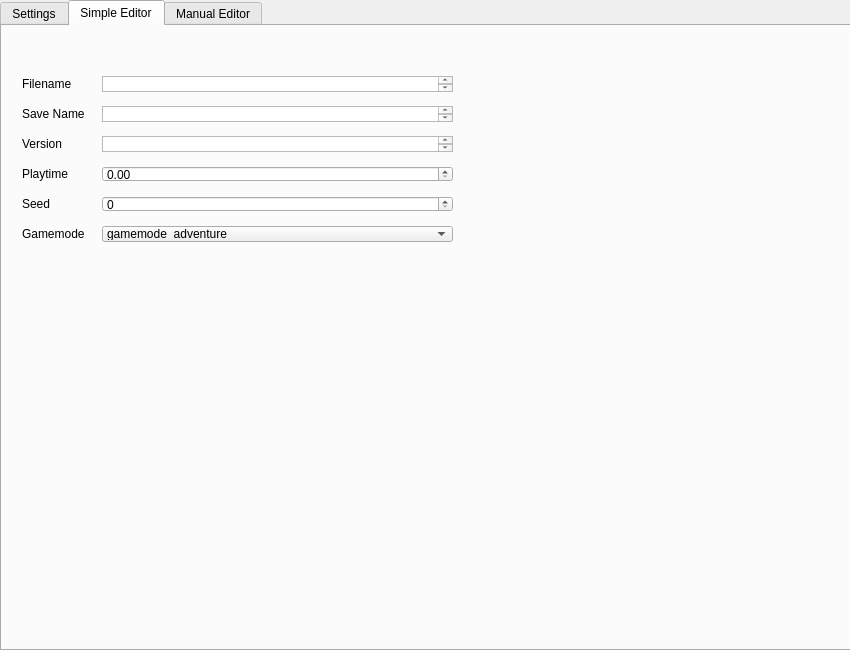
Qt form main_window.ui (Femboy-Airlines/VecEdit) before a commit.
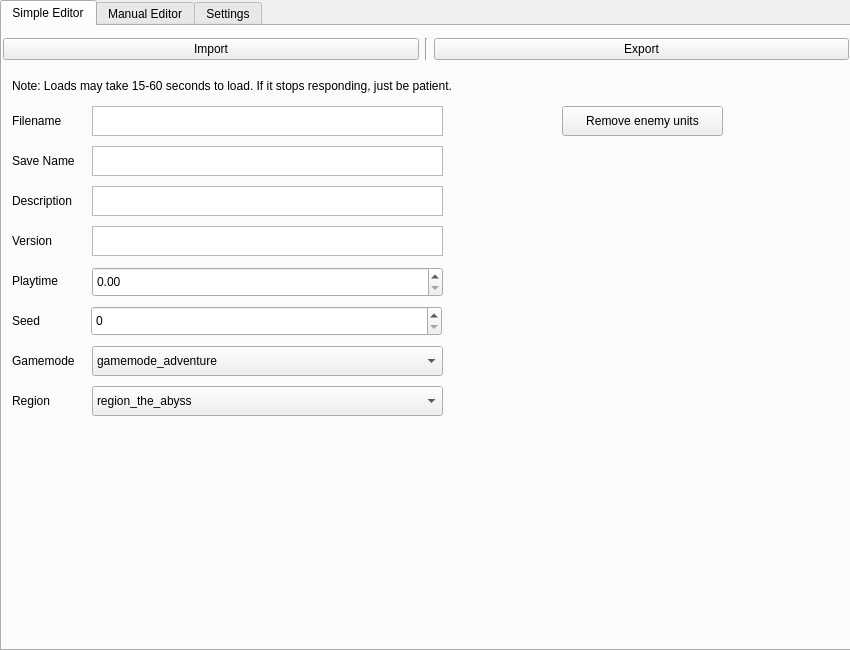
The same form after that commit. The open tabs and pages were chosen to show the change.

```diff
--- a/main_window.ui
+++ b/main_window.ui
@@ -31,60 +31,6 @@
    <property name="currentIndex">
     <number>0</number>
    </property>
-   <widget class="QWidget" name="SettingsTab">
-    <attribute name="title">
-     <string>Settings</string>
-    </attribute>
-    <widget class="QWidget" name="gridLayoutWidget">
-     <property name="geometry">
-      <rect>
-       <x>0</x>
-       <y>0</y>
-       <width>846</width>
-       <height>31</height>
-      </rect>
-     </property>
-     <layout class="QGridLayout" name="ImportExportGrid">
-      <item row="0" column="0">
-       <widget class="QPushButton" name="ImportButton">
-        <property name="text">
-         <string>Import</string>
-        </property>
-       </widget>
-      </item>
-      <item row="0" column="2">
-       <widget class="QPushButton" name="ExportButton">
-        <property name="text">
-         <string>Export</string>
-        </property>
-       </widget>
-      </item>
-      <item row="0" column="1">
-       <widget class="Line" name="Seperator">
-        <property name="orientation">
-         <enum>Qt::Orientation::Vertical</enum>
-        </property>
-       </widget>
-      </item>
-     </layout>
-    </widget>
-    <widget class="QLabel" name="InfoLongLoad">
-     <property name="geometry">
-      <rect>
-       <x>10</x>
-       <y>40</y>
-       <width>831</width>
-       <height>20</height>
-      </rect>
-     </property>
-     <property name="text">
-      <string>Note: Loads may take 15-60 seconds to load. If it stops responding, just be patient.</string>
-     </property>
-     <property name="alignment">
-      <set>Qt::AlignmentFlag::AlignCenter</set>
-     </property>
-    </widget>
-   </widget>
    <widget class="QWidget" name="SimpleEditorTab">
     <attribute name="title">
      <string>Simple Editor</string>
@@ -92,20 +38,20 @@
     <widget class="QTextEdit" name="FilenameInput">
      <property name="geometry">
       <rect>
-       <x>100</x>
-       <y>50</y>
+       <x>90</x>
+       <y>80</y>
        <width>351</width>
-       <height>16</height>
+       <height>30</height>
       </rect>
      </property>
     </widget>
     <widget class="QLabel" name="FilenameLabel">
      <property name="geometry">
       <rect>
-       <x>20</x>
-       <y>50</y>
+       <x>10</x>
+       <y>80</y>
        <width>72</width>
-       <height>16</height>
+       <height>30</height>
       </rect>
      </property>
      <property name="text">
@@ -115,10 +61,10 @@
     <widget class="QLabel" name="SavenameLabel">
      <property name="geometry">
       <rect>
-       <x>20</x>
-       <y>80</y>
+       <x>10</x>
+       <y>120</y>
        <width>72</width>
-       <height>16</height>
+       <height>30</height>
       </rect>
      </property>
      <property name="text">
@@ -128,43 +74,20 @@
     <widget class="QTextEdit" name="SavenameInput">
      <property name="geometry">
       <rect>
-       <x>100</x>
-       <y>80</y>
+       <x>90</x>
+       <y>120</y>
        <width>351</width>
-       <height>16</height>
-      </rect>
-     </property>
-    </widget>
-    <widget class="QLabel" name="SeedLabel">
-     <property name="geometry">
-      <rect>
-       <x>20</x>
-       <y>170</y>
-       <width>72</width>
-       <height>16</height>
-      </rect>
-     </property>
-     <property name="text">
-      <string>Seed</string>
-     </property>
-    </widget>
-    <widget class="QSpinBox" name="SeedInput">
-     <property name="geometry">
-      <rect>
-       <x>100</x>
-       <y>170</y>
-       <width>351</width>
-       <height>16</height>
+       <height>30</height>
       </rect>
      </property>
     </widget>
     <widget class="QLabel" name="VersionLabel">
      <property name="geometry">
       <rect>
-       <x>20</x>
-       <y>110</y>
+       <x>10</x>
+       <y>200</y>
        <width>72</width>
-       <height>16</height>
+       <height>30</height>
       </rect>
      </property>
      <property name="text">
@@ -174,20 +97,20 @@
     <widget class="QTextEdit" name="VersionInput">
      <property name="geometry">
       <rect>
-       <x>100</x>
-       <y>110</y>
+       <x>90</x>
+       <y>200</y>
        <width>351</width>
-       <height>16</height>
+       <height>30</height>
       </rect>
      </property>
     </widget>
     <widget class="QLabel" name="PlaytimeLabel">
      <property name="geometry">
       <rect>
-       <x>20</x>
-       <y>140</y>
+       <x>10</x>
+       <y>240</y>
        <width>72</width>
-       <height>16</height>
+       <height>30</height>
       </rect>
      </property>
      <property name="text">
@@ -197,20 +120,49 @@
     <widget class="QDoubleSpinBox" name="PlaytimeInput">
      <property name="geometry">
       <rect>
-       <x>100</x>
-       <y>140</y>
+       <x>90</x>
+       <y>241</y>
        <width>351</width>
-       <height>16</height>
+       <height>30</height>
       </rect>
+     </property>
+     <property name="maximum">
+      <double>9999999999.989999771118164</double>
+     </property>
+    </widget>
+    <widget class="QLabel" name="SeedLabel">
+     <property name="geometry">
+      <rect>
+       <x>10</x>
+       <y>280</y>
+       <width>72</width>
+       <height>30</height>
+      </rect>
+     </property>
+     <property name="text">
+      <string>Seed</string>
+     </property>
+    </widget>
+    <widget class="QSpinBox" name="SeedInput">
+     <property name="geometry">
+      <rect>
+       <x>89</x>
+       <y>280</y>
+       <width>351</width>
+       <height>30</height>
+      </rect>
+     </property>
+     <property name="maximum">
+      <number>999999999</number>
      </property>
     </widget>
     <widget class="QComboBox" name="GamemodeInput">
      <property name="geometry">
       <rect>
-       <x>100</x>
-       <y>200</y>
+       <x>90</x>
+       <y>320</y>
        <width>351</width>
-       <height>16</height>
+       <height>30</height>
       </rect>
      </property>
      <item>
@@ -227,16 +179,134 @@
     <widget class="QLabel" name="GamemodeLabel">
      <property name="geometry">
       <rect>
-       <x>20</x>
-       <y>200</y>
+       <x>10</x>
+       <y>320</y>
        <width>72</width>
-       <height>16</height>
+       <height>30</height>
       </rect>
      </property>
      <property name="text">
       <string>Gamemode</string>
      </property>
     </widget>
+    <widget class="QWidget" name="gridLayoutWidget">
+     <property name="geometry">
+      <rect>
+       <x>1</x>
+       <y>8</y>
+       <width>846</width>
+       <height>31</height>
+      </rect>
+     </property>
+     <layout class="QGridLayout" name="ImportExportGrid">
+      <item row="0" column="0">
+       <widget class="QPushButton" name="ImportButton">
+        <property name="text">
+         <string>Import</string>
+        </property>
+       </widget>
+      </item>
+      <item row="0" column="2">
+       <widget class="QPushButton" name="ExportButton">
+        <property name="text">
+         <string>Export</string>
+        </property>
+       </widget>
+      </item>
+      <item row="0" column="1">
+       <widget class="Line" name="Seperator">
+        <property name="orientation">
+         <enum>Qt::Vertical</enum>
+        </property>
+       </widget>
+      </item>
+     </layout>
+    </widget>
+    <widget class="QLabel" name="InfoLongLoad">
+     <property name="geometry">
+      <rect>
+       <x>10</x>
+       <y>50</y>
+       <width>831</width>
+       <height>20</height>
+      </rect>
+     </property>
+     <property name="text">
+      <string>Note: Loads may take 15-60 seconds to load. If it stops responding, just be patient.</string>
+     </property>
+    </widget>
+    <widget class="QLabel" name="DescriptionLabel">
+     <property name="geometry">
+      <rect>
+       <x>10</x>
+       <y>160</y>
+       <width>72</width>
+       <height>30</height>
+      </rect>
+     </property>
+     <property name="text">
+      <string>Description</string>
+     </property>
+    </widget>
+    <widget class="QTextEdit" name="DescriptionInput">
+     <property name="geometry">
+      <rect>
+       <x>90</x>
+       <y>160</y>
+       <width>351</width>
+       <height>30</height>
+      </rect>
+     </property>
+    </widget>
+    <widget class="QLabel" name="RegionLabel">
+     <property name="geometry">
+      <rect>
+       <x>10</x>
+       <y>360</y>
+       <width>72</width>
+       <height>30</height>
+      </rect>
+     </property>
+     <property name="text">
+      <string>Region</string>
+     </property>
+    </widget>
+    <widget class="QComboBox" name="RegionInput">
+     <property name="geometry">
+      <rect>
+       <x>90</x>
+       <y>360</y>
+       <width>351</width>
+       <height>30</height>
+      </rect>
+     </property>
+     <property name="currentText">
+      <string>region_the_abyss</string>
+     </property>
+     <item>
+      <property name="text">
+       <string>region_the_abyss</string>
+      </property>
+     </item>
+     <item>
+      <property name="text">
+       <string>region_phantom_plains</string>
+      </property>
+     </item>
+    </widget>
+    <widget class="QPushButton" name="RemoveUnitsButton">
+     <property name="geometry">
+      <rect>
+       <x>560</x>
+       <y>80</y>
+       <width>161</width>
+       <height>30</height>
+      </rect>
+     </property>
+     <property name="text">
+      <string>Remove enemy units</string>
+     </property>
+    </widget>
    </widget>
    <widget class="QWidget" name="ManualEditorTab">
     <attribute name="title">
@@ -253,6 +323,24 @@
      </property>
     </widget>
    </widget>
+   <widget class="QWidget" name="SettingsTab">
+    <attribute name="title">
+     <string>Settings</string>
+    </attribute>
+    <widget class="QCheckBox" name="checkBox">
+     <property name="geometry">
+      <rect>
+       <x>10</x>
+       <y>10</y>
+       <width>91</width>
+       <height>31</height>
+      </rect>
+     </property>
+     <property name="text">
+      <string>Dark Mode</string>
+     </property>
+    </widget>
+   </widget>
   </widget>
  </widget>
  <tabstops>
```
